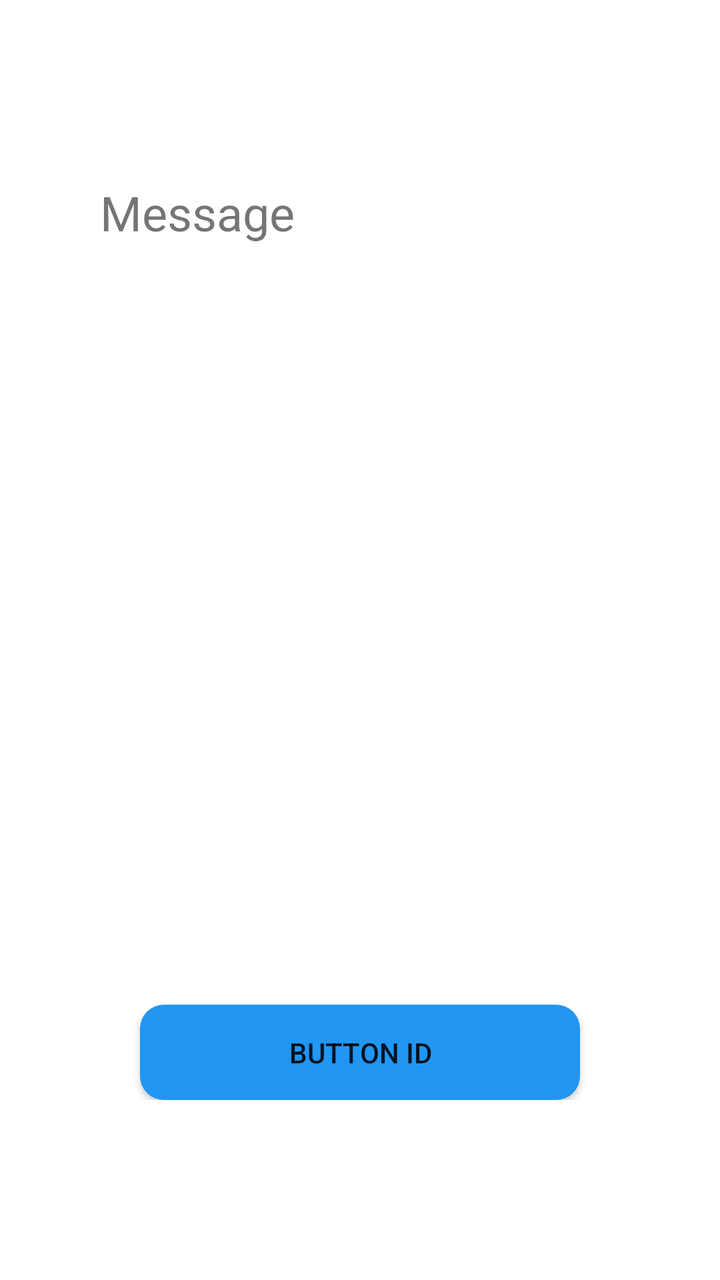
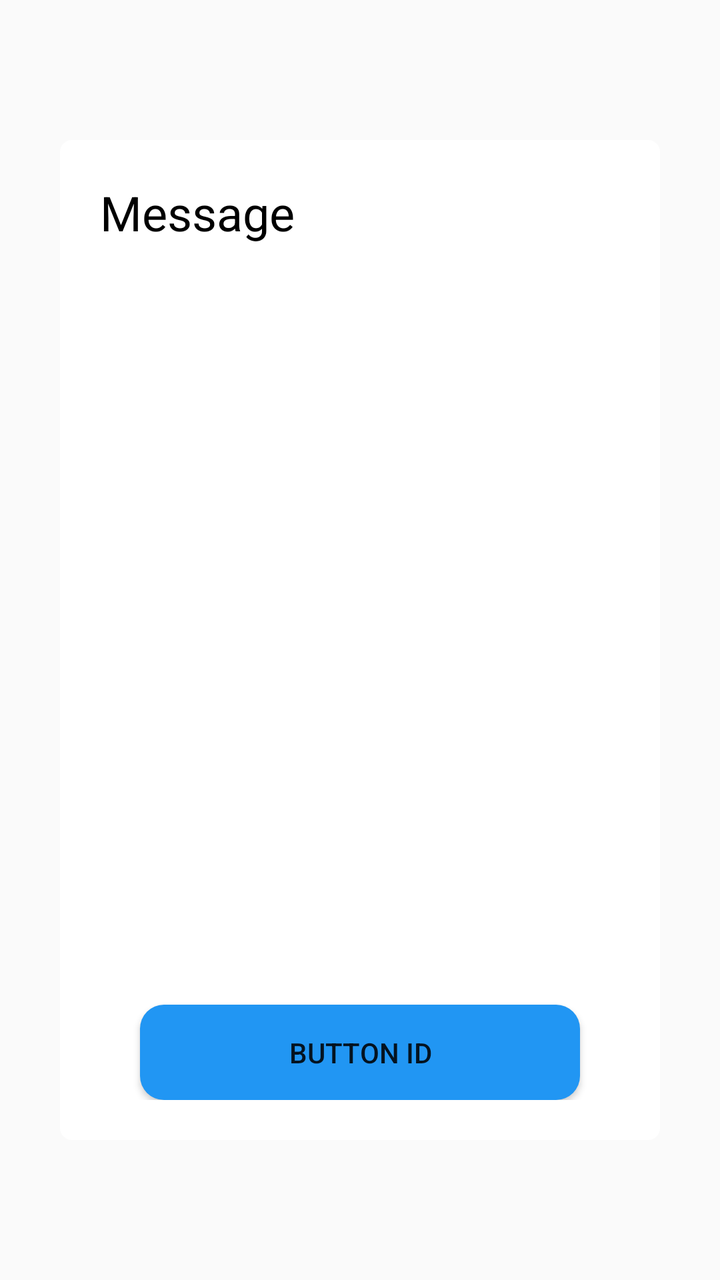

The first picture is an Android layout as it rendered before a commit; the second is the same layout after the commit. The layout source and the unified diff follow.
<!-- AndroidManifest.xml: application theme Theme.RoomEqualizer -->
<!-- res/layout/popup_layout2.xml -->
<?xml version="1.0" encoding="utf-8"?>
<LinearLayout xmlns:android="http://schemas.android.com/apk/res/android"
    xmlns:app="http://schemas.android.com/apk/res-auto"
    android:layout_width="match_parent"
    android:layout_height="match_parent"
    android:gravity="center"
    android:orientation="vertical">

    <LinearLayout
        android:id="@+id/background"
        android:layout_width="300dp"
        android:layout_height="500dp"
        android:background="@drawable/bg_popup_white"
        android:orientation="vertical"
        android:padding="20dp">

        <LinearLayout
            android:layout_width="match_parent"
            android:layout_height="0dp"
            android:layout_weight="7"
            android:orientation="horizontal">

            <TextView
                android:id="@+id/tvMessage"
                android:layout_width="match_parent"
                android:layout_height="wrap_content"
                android:text="Message"
                android:textSize="24sp" />
        </LinearLayout>

        <LinearLayout
            android:layout_width="match_parent"
            android:layout_height="0dp"
            android:layout_weight="1"
            android:orientation="vertical">

            <android.widget.Button
                android:id="@+id/btnButtonID"
                android:layout_width="match_parent"
                android:layout_height="0dp"
                android:layout_marginLeft="20dp"
                android:layout_marginTop="10dp"
                android:layout_marginRight="20dp"
                android:layout_weight="1"
                android:background="@drawable/bg_button"
                android:text="Button ID" />
        </LinearLayout>

    </LinearLayout>

</LinearLayout>
<!-- resources referenced by this layout -->
<resources>
  <!-- drawable bg_button (drawable) -->
  <?xml version="1.0" encoding="utf-8"?>
  <selector xmlns:android="http://schemas.android.com/apk/res/android">
  
      
      <item android:state_pressed="true">
          <shape android:shape="rectangle">
              <solid android:color="#2196F3" /> 
              <corners android:radius="12dp" /> 
          </shape>
      </item>
  
      
      <item>
          <shape android:shape="rectangle">
              <solid android:color="#2196F3" /> 
              <corners android:radius="12dp" /> 
          </shape>
      </item>
  
  </selector>
  <!-- drawable bg_popup_white (drawable) -->
  <?xml version="1.0" encoding="utf-8"?>
  <selector xmlns:android="http://schemas.android.com/apk/res/android">
  
      <item android:state_pressed="true">
          <shape android:shape="rectangle">
              <solid android:color="#FFFFFFFF" /> 
              <corners android:radius="6dp" /> 
          </shape>
      </item>
  
      <item>
          <shape android:shape="rectangle">
              <solid android:color="#FFFFFFFF" /> 
              <corners android:radius="6dp" /> 
          </shape>
      </item>
  
  </selector>
  <style name="Theme.RoomEqualizer" parent="Theme.MaterialComponents.DayNight.DarkActionBar">
          
          <item name="colorPrimary">@color/purple_500</item>
          <item name="colorPrimaryVariant">@color/purple_700</item>
          <item name="colorOnPrimary">@color/white</item>
          
          <item name="colorSecondary">@color/teal_200</item>
          <item name="colorSecondaryVariant">@color/teal_700</item>
          <item name="colorOnSecondary">@color/black</item>
          
          <item name="android:statusBarColor">?attr/colorPrimaryVariant</item>
          
      </style>
  <color name="purple_500">#FF6200EE</color>
  <color name="purple_700">#FF3700B3</color>
  <color name="white">#FFFFFFFF</color>
  <color name="teal_200">#FF03DAC5</color>
  <color name="teal_700">#FF018786</color>
  <color name="black">#FF000000</color>
</resources>

<!-- the commit's change to res/layout/popup_layout2.xml (unified diff, before → after) -->
@@ -25,6 +25,7 @@
                 android:layout_width="match_parent"
                 android:layout_height="wrap_content"
                 android:text="Message"
+                android:textColor="@color/black"
                 android:textSize="24sp" />
         </LinearLayout>
 
<!-- resource entries referenced after the edit -->
@@ -40,24 +40,15 @@
       </item>
   
   </selector>
-  <style name="Theme.RoomEqualizer" parent="Theme.MaterialComponents.DayNight.DarkActionBar">
+  <style name="Theme.RoomEqualizer" parent="Theme.AppCompat.DayNight.NoActionBar">
           
           <item name="colorPrimary">@color/purple_500</item>
-          <item name="colorPrimaryVariant">@color/purple_700</item>
-          <item name="colorOnPrimary">@color/white</item>
-          
-          <item name="colorSecondary">@color/teal_200</item>
-          <item name="colorSecondaryVariant">@color/teal_700</item>
-          <item name="colorOnSecondary">@color/black</item>
-          
-          <item name="android:statusBarColor">?attr/colorPrimaryVariant</item>
-          
+          <item name="colorPrimaryDark">@color/purple_700</item>
+          <item name="colorAccent">@color/teal_200</item>
       </style>
   <color name="purple_500">#FF6200EE</color>
   <color name="purple_700">#FF3700B3</color>
-  <color name="white">#FFFFFFFF</color>
   <color name="teal_200">#FF03DAC5</color>
-  <color name="teal_700">#FF018786</color>
   <color name="black">#FF000000</color>
 </resources>
 
